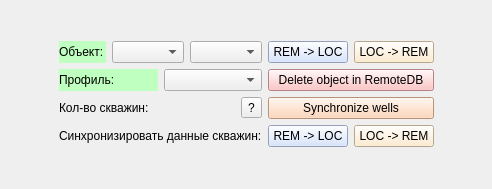
First picture: the form in qt/rem_db_window.ui, repository idergunoff/geovel_1.0, before the edit.
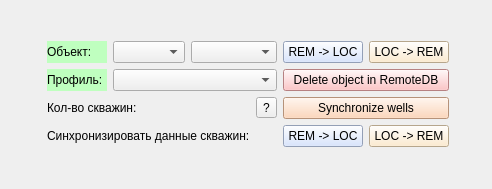
Second picture: the form after the edit.

Commit message: count sync well relations

What changed in the file:
```diff
--- a/qt/rem_db_window.ui
+++ b/qt/rem_db_window.ui
@@ -13,7 +13,7 @@
   <property name="windowTitle">
    <string>RemoteDB</string>
   </property>
-  <layout class="QGridLayout" name="gridLayout_3">
+  <layout class="QGridLayout" name="gridLayout_2">
    <item row="0" column="1">
     <spacer name="verticalSpacer_2">
      <property name="orientation">
@@ -41,12 +41,8 @@
     </spacer>
    </item>
    <item row="1" column="1">
-    <layout class="QHBoxLayout" name="horizontalLayout_5">
-     <item>
-      <layout class="QGridLayout" name="gridLayout_2">
+    <layout class="QGridLayout" name="gridLayout">
        <item row="0" column="0">
-        <layout class="QHBoxLayout" name="horizontalLayout_2">
-         <item>
           <widget class="QLabel" name="label_4">
            <property name="styleSheet">
             <string notr="true">background-color: rgb(191, 255, 191);</string>
@@ -56,7 +52,7 @@
            </property>
           </widget>
          </item>
-         <item>
+     <item row="0" column="1">
           <widget class="QComboBox" name="comboBox_object_rem">
            <property name="sizePolicy">
             <sizepolicy hsizetype="Preferred" vsizetype="Fixed">
@@ -66,65 +62,10 @@
            </property>
           </widget>
          </item>
-         <item>
+     <item row="0" column="2" colspan="2">
           <widget class="QComboBox" name="comboBox_research_rem"/>
          </item>
-        </layout>
-       </item>
-       <item row="1" column="0">
-        <layout class="QHBoxLayout" name="horizontalLayout_3">
-         <item>
-          <widget class="QLabel" name="label_5">
-           <property name="styleSheet">
-            <string notr="true">background-color: rgb(191, 255, 191);</string>
-           </property>
-           <property name="text">
-            <string>Профиль:</string>
-           </property>
-          </widget>
-         </item>
-         <item>
-          <widget class="QComboBox" name="comboBox_profile_rem">
-           <property name="sizePolicy">
-            <sizepolicy hsizetype="Preferred" vsizetype="Fixed">
-             <horstretch>0</horstretch>
-             <verstretch>0</verstretch>
-            </sizepolicy>
-           </property>
-          </widget>
-         </item>
-        </layout>
-       </item>
-       <item row="2" column="0">
-        <layout class="QHBoxLayout" name="horizontalLayout_4">
-         <item>
-          <widget class="QLabel" name="label_wells_count">
-           <property name="text">
-            <string>Кол-во скважин: </string>
-           </property>
-          </widget>
-         </item>
-         <item>
-          <widget class="QToolButton" name="toolButton_cw">
-           <property name="text">
-            <string>?</string>
-           </property>
-          </widget>
-         </item>
-        </layout>
-       </item>
-       <item row="3" column="0">
-        <widget class="QLabel" name="label">
-         <property name="text">
-          <string>Синхронизировать данные скважин:</string>
-         </property>
-        </widget>
-       </item>
-      </layout>
-     </item>
-     <item>
-      <layout class="QGridLayout" name="gridLayout">
-       <item row="0" column="0">
+     <item row="0" column="4">
         <widget class="QPushButton" name="pushButton_load_obj_rem">
          <property name="toolTip">
           <string>Загрузить объект с удаленной БД на локальную</string>
@@ -137,7 +78,7 @@
          </property>
         </widget>
        </item>
-       <item row="0" column="1">
+     <item row="0" column="5">
         <widget class="QPushButton" name="pushButton_unload_obj_rem">
          <property name="toolTip">
           <string>Выгрузить объект с локальной БД на удаленную</string>
@@ -150,7 +91,27 @@
          </property>
         </widget>
        </item>
-       <item row="1" column="0" colspan="2">
+     <item row="1" column="0">
+      <widget class="QLabel" name="label_5">
+       <property name="styleSheet">
+        <string notr="true">background-color: rgb(191, 255, 191);</string>
+       </property>
+       <property name="text">
+        <string>Профиль:</string>
+       </property>
+      </widget>
+     </item>
+     <item row="1" column="1" colspan="3">
+      <widget class="QComboBox" name="comboBox_profile_rem">
+       <property name="sizePolicy">
+        <sizepolicy hsizetype="Preferred" vsizetype="Fixed">
+         <horstretch>0</horstretch>
+         <verstretch>0</verstretch>
+        </sizepolicy>
+       </property>
+      </widget>
+     </item>
+     <item row="1" column="4" colspan="2">
         <widget class="QPushButton" name="pushButton_delete_obj_rem">
          <property name="toolTip">
           <string>Удалить объект в удаленной БД</string>
@@ -164,6 +125,20 @@
         </widget>
        </item>
        <item row="2" column="0" colspan="2">
+      <widget class="QLabel" name="label_wells_count">
+       <property name="text">
+        <string>Кол-во скважин: </string>
+       </property>
+      </widget>
+     </item>
+     <item row="2" column="3">
+      <widget class="QToolButton" name="toolButton_cw">
+       <property name="text">
+        <string>?</string>
+       </property>
+      </widget>
+     </item>
+     <item row="2" column="4" colspan="2">
         <widget class="QPushButton" name="pushButton_sync_wells">
          <property name="styleSheet">
           <string notr="true">background-color: rgb(255, 205, 169);</string>
@@ -173,9 +148,14 @@
          </property>
         </widget>
        </item>
-       <item row="3" column="0" colspan="2">
-        <layout class="QHBoxLayout" name="horizontalLayout">
-         <item>
+     <item row="3" column="0" colspan="3">
+      <widget class="QLabel" name="label">
+       <property name="text">
+        <string>Синхронизировать данные скважин:</string>
+       </property>
+      </widget>
+     </item>
+     <item row="3" column="4">
           <widget class="QPushButton" name="pushButton_load_well_rel">
            <property name="toolTip">
             <string>Загрузить данные скважин с удаленной БД на локальную</string>
@@ -188,7 +168,7 @@
            </property>
           </widget>
          </item>
-         <item>
+     <item row="3" column="5">
           <widget class="QPushButton" name="pushButton_unload_well_rel">
            <property name="styleSheet">
             <string notr="true">background-color: rgb(255, 233, 196);</string>
@@ -200,10 +180,6 @@
          </item>
         </layout>
        </item>
-      </layout>
-     </item>
-    </layout>
-   </item>
    <item row="1" column="2">
     <spacer name="horizontalSpacer">
      <property name="orientation">
@@ -211,8 +187,8 @@
      </property>
      <property name="sizeHint" stdset="0">
       <size>
-       <width>44</width>
-       <height>17</height>
+       <width>40</width>
+       <height>14</height>
       </size>
      </property>
     </spacer>
```
Lines whose indentation alone changed are shown as unchanged. The commit also changes 4 other files.
